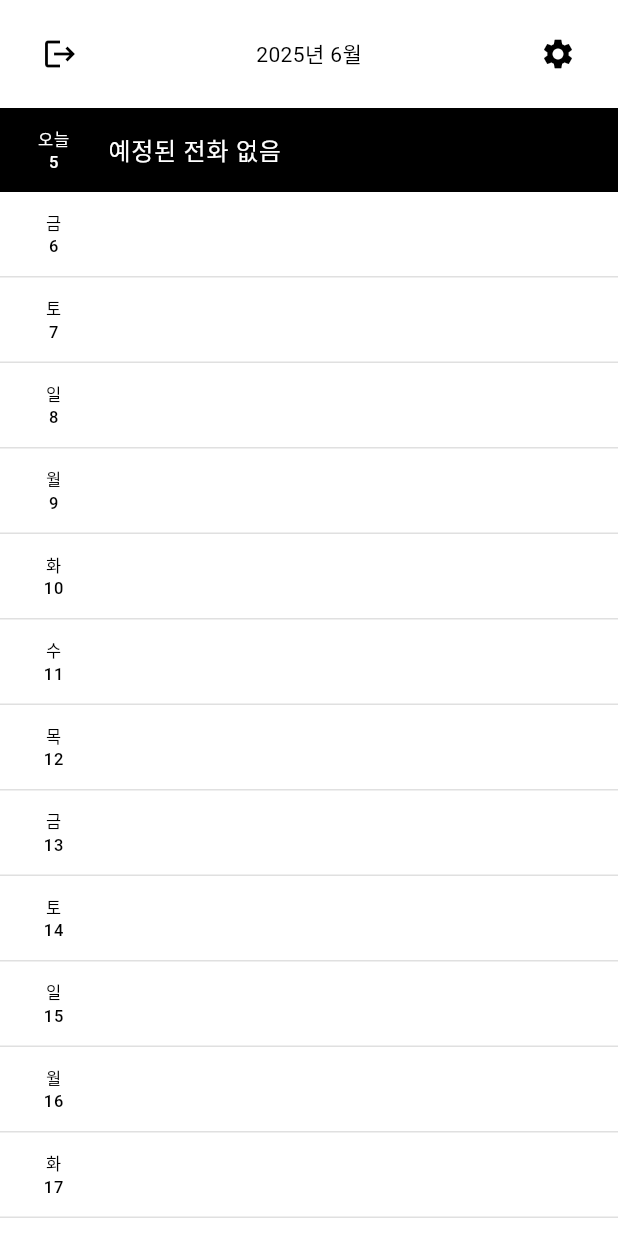
After one commit to MontyCoder0701/hypernova-client, a Flutter app: the HomeScreen screen opened by its route, on a phone screen of 412 x 824 dp. The commit adds this screen. Run offline on Flutter 3.47's test engine with Material 3 defaults, Android fonts, the phone set to English and light mode, and no system bars; our stand-ins replace go_router.

Commit message:
feat: create basic home screen with list

```diff
--- a/lib/go_router.dart
+++ b/lib/go_router.dart
@@ -1,5 +1,6 @@
 import 'package:go_router/go_router.dart';
 
+import 'view/home.screen.dart';
 import 'view/login.screen.dart';
 
 final goRouter = GoRouter(
@@ -10,5 +11,10 @@ final goRouter = GoRouter(
       pageBuilder: (context, state) =>
           const NoTransitionPage(child: LoginScreen()),
     ),
+    GoRoute(
+      path: '/',
+      pageBuilder: (context, state) =>
+          const NoTransitionPage(child: HomeScreen()),
+    ),
   ],
 );
--- a/lib/theme.dart
+++ b/lib/theme.dart
@@ -10,7 +10,7 @@ class CustomTheme {
       onSecondary: Colors.black,
       error: Colors.red,
       onError: Colors.black,
-      surface: Colors.grey,
+      surface: Colors.white,
       onSurface: Colors.black,
     ),
   );
--- /dev/null
+++ b/lib/view/home.screen.dart
@@ -0,0 +1,82 @@
+import 'package:flutter/material.dart';
+
+class HomeScreen extends StatelessWidget {
+  const HomeScreen({super.key});
+
+  @override
+  Widget build(BuildContext context) {
+    final DateTime today = DateTime(2025, 6, 5);
+    final weekdayNames = ['일', '월', '화', '수', '목', '금', '토'];
+    final days = List.generate(14, (index) => today.add(Duration(days: index)));
+
+    return Scaffold(
+      backgroundColor: Colors.white,
+      body: SafeArea(
+        child: Column(
+          children: [
+            Padding(
+              padding: const EdgeInsets.symmetric(horizontal: 16, vertical: 12),
+              child: Row(
+                mainAxisAlignment: MainAxisAlignment.spaceBetween,
+                children: [
+                  IconButton(onPressed: () {}, icon: const Icon(Icons.logout)),
+                  const Text('2025년 6월'),
+                  IconButton(
+                    onPressed: () {},
+                    icon: const Icon(Icons.settings),
+                  ),
+                ],
+              ),
+            ),
+            Expanded(
+              child: ListView.builder(
+                itemCount: days.length,
+                itemBuilder: (context, index) {
+                  final day = days[index];
+                  final isToday =
+                      day.year == today.year &&
+                      day.month == today.month &&
+                      day.day == today.day;
+
+                  if (isToday) {
+                    return Container(
+                      color: Colors.black,
+                      child: ListTile(
+                        leading: const SizedBox(
+                          width: 40,
+                          child: Text(
+                            '오늘\n5',
+                            textAlign: TextAlign.center,
+                            style: TextStyle(color: Colors.white),
+                          ),
+                        ),
+                        title: const Text(
+                          '예정된 전화 없음',
+                          style: TextStyle(color: Colors.white),
+                        ),
+                      ),
+                    );
+                  }
+                  return Column(
+                    children: [
+                      ListTile(
+                        leading: SizedBox(
+                          width: 40,
+                          child: Text(
+                            '${weekdayNames[day.weekday % 7]}\n${day.day}',
+                            textAlign: TextAlign.center,
+                          ),
+                        ),
+                      ),
+                      const Divider(height: 1, color: Color(0xFFE0E0E0)),
+                    ],
+                  );
+                },
+              ),
+            ),
+          ],
+        ),
+      ),
+    );
+  }
+}
```
